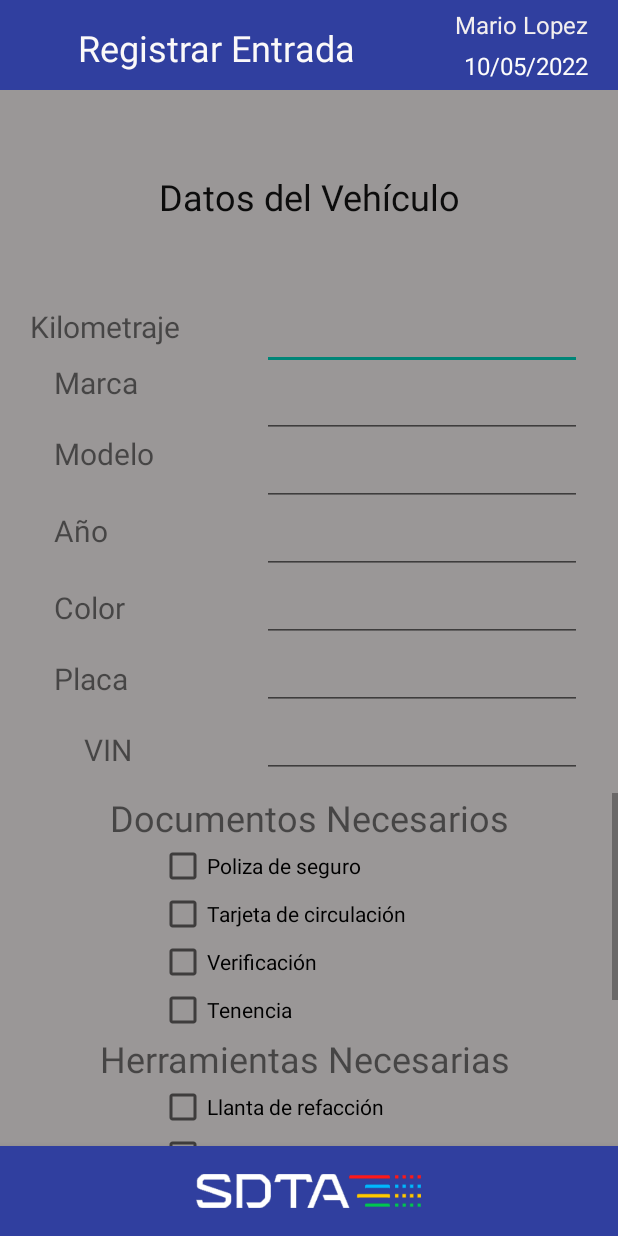
After one commit to Mariomxone/CarsManagement__, an Android app: the Entrada screen opened directly, with no data from a screen before it, on a phone screen of 412 x 824 dp. The commit adds this screen. Run offline under Robolectric (Android 15) with nearby library versions, the phone set to English and light mode, and no system bars.

Commit message:
funcionalidad 30

```diff
--- /dev/null
+++ b/app/src/main/java/com/movi/carsmanagement/Entrada.java
@@ -0,0 +1,14 @@
+package com.movi.carsmanagement;
+
+import androidx.appcompat.app.AppCompatActivity;
+
+import android.os.Bundle;
+
+public class Entrada extends AppCompatActivity {
+
+    @Override
+    protected void onCreate(Bundle savedInstanceState) {
+        super.onCreate(savedInstanceState);
+        setContentView(R.layout.activity_entrada);
+    }
+}
--- /dev/null
+++ b/app/src/main/res/layout/activity_entrada.xml
@@ -0,0 +1,359 @@
+<?xml version="1.0" encoding="utf-8"?>
+<androidx.constraintlayout.widget.ConstraintLayout xmlns:android="http://schemas.android.com/apk/res/android"
+    xmlns:app="http://schemas.android.com/apk/res-auto"
+    xmlns:tools="http://schemas.android.com/tools"
+    android:layout_width="match_parent"
+    android:layout_height="match_parent"
+    tools:context=".Entrada">
+
+    <androidx.constraintlayout.widget.ConstraintLayout
+        android:layout_width="match_parent"
+        android:layout_height="match_parent"
+        android:background="#9A9797"
+        tools:context=".salidas">
+
+        <EditText
+            android:id="@+id/usertxt"
+            android:layout_width="wrap_content"
+            android:layout_height="wrap_content"
+            android:layout_marginEnd="24dp"
+            android:ems="10"
+            android:inputType="textPersonName"
+            app:layout_constraintBottom_toTopOf="@+id/usertxt4"
+            app:layout_constraintEnd_toEndOf="parent" />
+
+        <TextView
+            android:id="@+id/textView63"
+            android:layout_width="wrap_content"
+            android:layout_height="wrap_content"
+            android:layout_marginStart="20dp"
+            android:layout_marginBottom="10dp"
+            android:text="Kilometraje"
+            android:textColorHint="#050505"
+            android:textSize="20sp"
+            app:layout_constraintBottom_toTopOf="@+id/textView50"
+            app:layout_constraintStart_toStartOf="parent" />
+
+        <androidx.appcompat.widget.Toolbar
+            android:id="@+id/toolbar7"
+            android:layout_width="match_parent"
+            android:layout_height="60sp"
+            android:background="#303F9F"
+            android:minHeight="?attr/actionBarSize"
+            android:theme="?attr/actionBarTheme"
+            app:layout_constraintEnd_toEndOf="parent"
+            app:layout_constraintHorizontal_bias="0.0"
+            app:layout_constraintStart_toStartOf="parent"
+            app:layout_constraintTop_toTopOf="parent" />
+
+        <TextView
+            android:id="@+id/textView62"
+            android:layout_width="wrap_content"
+            android:layout_height="wrap_content"
+            android:layout_marginStart="29dp"
+            android:layout_marginTop="15dp"
+            android:layout_marginEnd="50dp"
+            android:text="Registrar Entrada"
+            android:textAlignment="center"
+            android:textColor="#FBF9F9"
+            android:textSize="24sp"
+            app:layout_constraintEnd_toStartOf="@+id/textView45"
+            app:layout_constraintStart_toStartOf="@+id/toolbar7"
+            app:layout_constraintTop_toTopOf="parent" />
+
+        <TextView
+            android:id="@+id/textView50"
+            android:layout_width="wrap_content"
+            android:layout_height="wrap_content"
+            android:layout_marginStart="36dp"
+            android:layout_marginBottom="20dp"
+            android:text="Marca"
+            android:textColorHint="#050505"
+            android:textSize="20sp"
+            app:layout_constraintBottom_toTopOf="@+id/textView51"
+            app:layout_constraintStart_toStartOf="parent" />
+
+        <TextView
+            android:id="@+id/textView55"
+            android:layout_width="wrap_content"
+            android:layout_height="wrap_content"
+            android:layout_marginStart="56dp"
+            android:layout_marginBottom="15dp"
+            android:text="VIN"
+            android:textColorHint="#050505"
+            android:textSize="20sp"
+            app:layout_constraintBottom_toTopOf="@+id/scrollView2"
+            app:layout_constraintStart_toStartOf="parent" />
+
+        <TextView
+            android:id="@+id/textView54"
+            android:layout_width="wrap_content"
+            android:layout_height="wrap_content"
+            android:layout_marginStart="36dp"
+            android:layout_marginBottom="20dp"
+            android:text="Placa"
+            android:textColorHint="#050505"
+            android:textSize="20sp"
+            app:layout_constraintBottom_toTopOf="@+id/textView55"
+            app:layout_constraintStart_toStartOf="parent" />
+
+        <TextView
+            android:id="@+id/textView52"
+            android:layout_width="wrap_content"
+            android:layout_height="wrap_content"
+            android:layout_marginStart="36dp"
+            android:layout_marginBottom="24dp"
+            android:text="Año"
+            android:textColorHint="#050505"
+            android:textSize="20sp"
+            app:layout_constraintBottom_toTopOf="@+id/textView53"
+            app:layout_constraintStart_toStartOf="parent" />
+
+        <EditText
+            android:id="@+id/usertxt4"
+            android:layout_width="wrap_content"
+            android:layout_height="wrap_content"
+            android:layout_marginEnd="24dp"
+            android:ems="10"
+            android:inputType="textPersonName"
+            app:layout_constraintBottom_toTopOf="@+id/usertxt5"
+            app:layout_constraintEnd_toEndOf="parent" />
+
+        <EditText
+            android:id="@+id/usertxt9"
+            android:layout_width="wrap_content"
+            android:layout_height="wrap_content"
+            android:layout_marginEnd="24dp"
+            android:layout_marginBottom="10dp"
+            android:ems="10"
+            android:inputType="textPersonName"
+            app:layout_constraintBottom_toTopOf="@+id/scrollView2"
+            app:layout_constraintEnd_toEndOf="parent" />
+
+        <EditText
+            android:id="@+id/usertxt8"
+            android:layout_width="wrap_content"
+            android:layout_height="wrap_content"
+            android:layout_marginEnd="24dp"
+            android:ems="10"
+            android:inputType="textPersonName"
+            app:layout_constraintBottom_toTopOf="@+id/usertxt9"
+            app:layout_constraintEnd_toEndOf="parent" />
+
+        <EditText
+            android:id="@+id/usertxt6"
+            android:layout_width="wrap_content"
+            android:layout_height="wrap_content"
+            android:layout_marginEnd="24dp"
+            android:ems="10"
+            android:inputType="textPersonName"
+            app:layout_constraintBottom_toTopOf="@+id/usertxt7"
+            app:layout_constraintEnd_toEndOf="parent" />
+
+        <EditText
+            android:id="@+id/usertxt7"
+            android:layout_width="wrap_content"
+            android:layout_height="wrap_content"
+            android:layout_marginEnd="24dp"
+            android:ems="10"
+            android:inputType="textPersonName"
+            app:layout_constraintBottom_toTopOf="@+id/usertxt8"
+            app:layout_constraintEnd_toEndOf="parent" />
+
+        <EditText
+            android:id="@+id/usertxt5"
+            android:layout_width="wrap_content"
+            android:layout_height="wrap_content"
+            android:layout_marginEnd="24dp"
+            android:ems="10"
+            android:inputType="textPersonName"
+            app:layout_constraintBottom_toTopOf="@+id/usertxt6"
+            app:layout_constraintEnd_toEndOf="parent" />
+
+        <TextView
+            android:id="@+id/textView53"
+            android:layout_width="wrap_content"
+            android:layout_height="wrap_content"
+            android:layout_marginStart="36dp"
+            android:layout_marginBottom="20dp"
+            android:text="Color"
+            android:textColorHint="#050505"
+            android:textSize="20sp"
+            app:layout_constraintBottom_toTopOf="@+id/textView54"
+            app:layout_constraintStart_toStartOf="parent" />
+
+        <TextView
+            android:id="@+id/textView51"
+            android:layout_width="wrap_content"
+            android:layout_height="wrap_content"
+            android:layout_marginStart="36dp"
+            android:layout_marginBottom="24dp"
+            android:text="Modelo"
+            android:textColorHint="#050505"
+            android:textSize="20sp"
+            app:layout_constraintBottom_toTopOf="@+id/textView52"
+            app:layout_constraintStart_toStartOf="parent" />
+
+        <com.google.android.material.bottomnavigation.BottomNavigationView
+            android:id="@+id/bottomNavigationView"
+            android:layout_width="match_parent"
+            android:layout_height="60sp"
+            android:background="#303F9F"
+            app:layout_constraintBottom_toBottomOf="parent"
+            app:layout_constraintEnd_toEndOf="parent"
+            app:layout_constraintStart_toStartOf="parent">
+
+            <ImageView
+                android:id="@+id/imageView35"
+                android:layout_width="150sp"
+                android:layout_height="wrap_content"
+                android:layout_gravity="center"
+                app:srcCompat="@drawable/logosdta" />
+        </com.google.android.material.bottomnavigation.BottomNavigationView>
+
+        <TextView
+            android:id="@+id/textView47"
+            android:layout_width="wrap_content"
+            android:layout_height="wrap_content"
+            android:layout_marginTop="5dp"
+            android:layout_marginBottom="5dp"
+            android:text="Datos del Vehículo"
+            android:textColor="#0C0C0C"
+            android:textSize="24sp"
+            app:layout_constraintBottom_toTopOf="@+id/usertxt"
+            app:layout_constraintEnd_toEndOf="parent"
+            app:layout_constraintStart_toStartOf="parent"
+            app:layout_constraintTop_toBottomOf="@+id/toolbar7" />
+
+        <ScrollView
+            android:id="@+id/scrollView2"
+            android:layout_width="match_parent"
+            android:layout_height="235dp"
+            app:layout_constraintBottom_toTopOf="@+id/bottomNavigationView"
+            app:layout_constraintEnd_toEndOf="parent"
+            app:layout_constraintStart_toStartOf="parent">
+
+            <LinearLayout
+                android:layout_width="match_parent"
+                android:layout_height="wrap_content"
+                android:orientation="vertical">
+
+                <TextView
+                    android:id="@+id/textView56"
+                    android:layout_width="match_parent"
+                    android:layout_height="wrap_content"
+                    android:text="Documentos Necesarios"
+                    android:textAlignment="center"
+                    android:textSize="24sp" />
+
+                <CheckBox
+                    android:id="@+id/checkBox"
+                    android:layout_width="200sp"
+                    android:layout_height="wrap_content"
+                    android:layout_gravity="center"
+                    android:text="Poliza de seguro"
+                    android:textAlignment="viewStart" />
+
+                <CheckBox
+                    android:id="@+id/checkBox2"
+                    android:layout_width="200sp"
+                    android:layout_height="wrap_content"
+                    android:layout_gravity="center"
+                    android:text="Tarjeta de circulación" />
+
+                <CheckBox
+                    android:id="@+id/checkBox3"
+                    android:layout_width="200sp"
+                    android:layout_height="wrap_content"
+                    android:layout_gravity="center"
+                    android:text="Verificación" />
+
+                <CheckBox
+                    android:id="@+id/checkBox4"
+                    android:layout_width="200sp"
+                    android:layout_height="wrap_content"
+                    android:layout_gravity="center"
+                    android:text="Tenencia" />
+
+                <TextView
+                    android:id="@+id/textView57"
+                    android:layout_width="match_parent"
+                    android:layout_height="wrap_content"
+                    android:text="Herramientas Necesarias "
+                    android:textAlignment="center"
+                    android:textSize="24sp" />
+
+                <CheckBox
+                    android:id="@+id/checkBox5"
+                    android:layout_width="200sp"
+                    android:layout_height="wrap_content"
+                    android:layout_gravity="center"
+                    android:text="Llanta de refacción" />
+
+                <CheckBox
+                    android:id="@+id/checkBox6"
+                    android:layout_width="200sp"
+                    android:layout_height="wrap_content"
+                    android:layout_gravity="center"
+                    android:text="gato Hidraulico" />
+
+                <CheckBox
+                    android:id="@+id/checkBox7"
+                    android:layout_width="200sp"
+                    android:layout_height="wrap_content"
+                    android:layout_gravity="center"
+                    android:text="Cruceta / llave cruz" />
+
+                <CheckBox
+                    android:id="@+id/checkBox9"
+                    android:layout_width="200sp"
+                    android:layout_height="wrap_content"
+                    android:layout_gravity="center"
+                    android:text="Extintor" />
+
+                <TextView
+                    android:id="@+id/textView61"
+                    android:layout_width="match_parent"
+                    android:layout_height="wrap_content"
+                    android:text="Observaciones"
+                    android:textAlignment="center"
+                    android:textSize="24sp" />
+
+                <EditText
+                    android:id="@+id/editTextTextPersonName"
+                    android:layout_width="match_parent"
+                    android:layout_height="wrap_content"
+                    android:ems="10"
+                    android:hint="Escribir observaciones/ daños del vehiculo"
+                    android:inputType="textPersonName"
+                    android:textColor="#090000"
+                    android:textSize="20sp" />
+            </LinearLayout>
+        </ScrollView>
+
+        <TextView
+            android:id="@+id/textView44"
+            android:layout_width="wrap_content"
+            android:layout_height="wrap_content"
+            android:layout_marginTop="5dp"
+            android:layout_marginEnd="20dp"
+            android:text="Mario Lopez"
+            android:textColor="#F3EFEF"
+            android:textSize="16sp"
+            app:layout_constraintEnd_toEndOf="@+id/toolbar7"
+            app:layout_constraintTop_toTopOf="@+id/toolbar7" />
+
+        <TextView
+            android:id="@+id/textView45"
+            android:layout_width="wrap_content"
+            android:layout_height="wrap_content"
+            android:layout_marginTop="5dp"
+            android:layout_marginEnd="20dp"
+            android:text="10/05/2022"
+            android:textColor="#FDFCFC"
+            android:textSize="16sp"
+            app:layout_constraintEnd_toEndOf="@+id/toolbar7"
+            app:layout_constraintTop_toBottomOf="@+id/textView44" />
+
+    </androidx.constraintlayout.widget.ConstraintLayout>
+</androidx.constraintlayout.widget.ConstraintLayout>
```
Also changed, not shown: app/src/main/AndroidManifest.xml (+9 -0 lines), app/src/main/java/com/movi/carsmanagement/Cocheactivity.java (+85 -4 lines), app/src/main/java/com/movi/carsmanagement/Mantenimiento.java (added, +14 -0 lines), app/src/main/java/com/movi/carsmanagement/Principal.java (+31 -0 lines), app/src/main/java/com/movi/carsmanagement/gasolina.java (added, +14 -0 lines), app/src/main/res/layout/activity_cocheactivity.xml (+9 -9 lines), app/src/main/res/layout/activity_gasolina.xml (added, +50 -0 lines), app/src/main/res/layout/activity_mantenimiento.xml (added, +50 -0 lines), app/src/main/res/layout/activity_principal.xml (+8 -8 lines).
